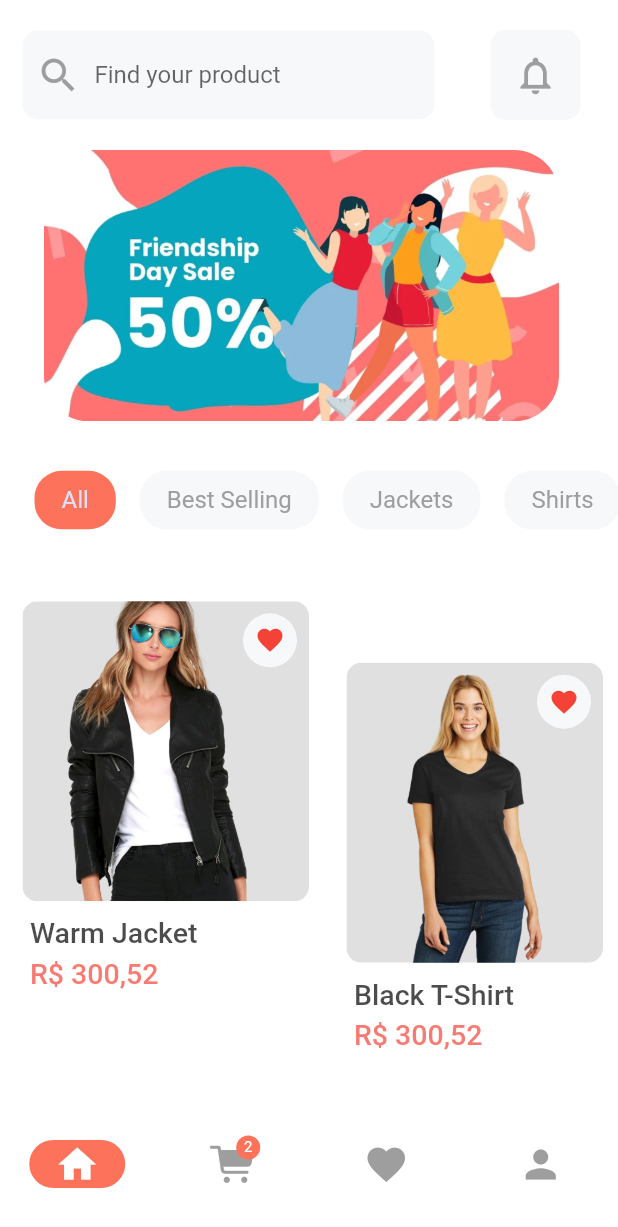
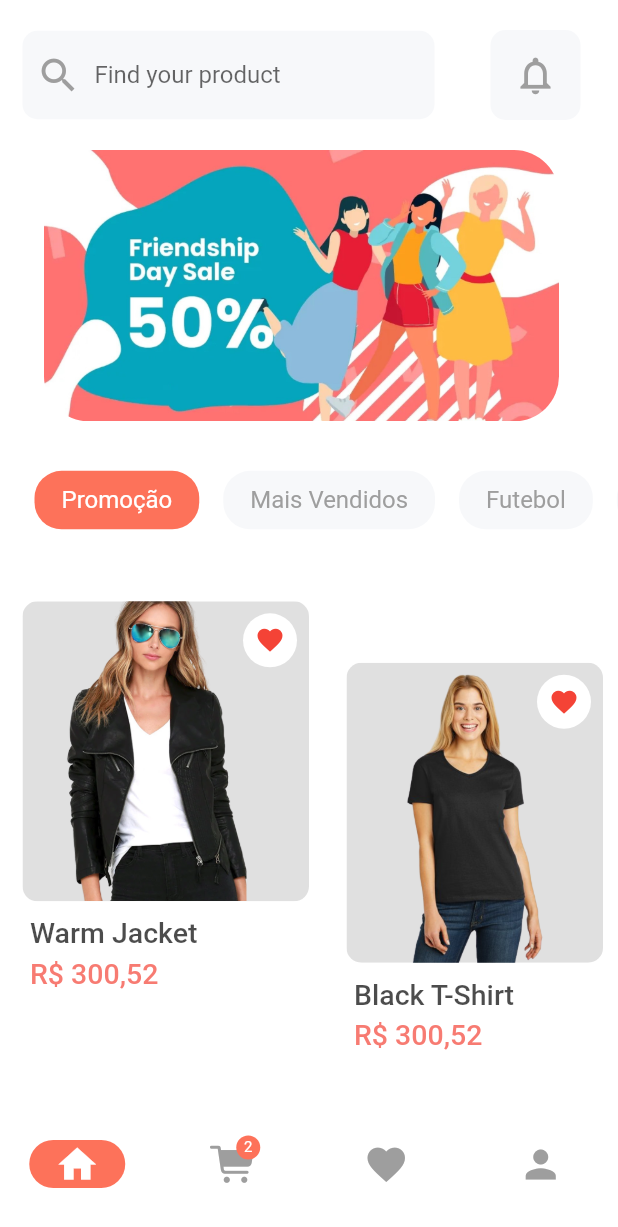
Before and after one commit to PedroPog/E-Commerce_Flutter, a Flutter app: the screen it shows after launch, on a phone screen of 412 x 824 dp. Shown: the top 1227 px of the screen. Run offline on Flutter 3.47's test engine with Material 2 defaults, Android fonts, the phone set to English and light mode, and no system bars; our stand-ins replace flutter_rating_bar.

Commit message:
Tela Login e favorite

```diff
--- a/lib/page/home_page.dart
+++ b/lib/page/home_page.dart
@@ -2,6 +2,7 @@ import 'package:ecommerce/screens/cart_screen.dart';
 import 'package:ecommerce/screens/favorite_screen.dart';
 import 'package:ecommerce/screens/home_screen.dart';
 import 'package:ecommerce/screens/person_screen.dart';
+import 'package:ecommerce/screens/personde_screen.dart';
 import 'package:ecommerce/utils/color_palette.dart';
 import 'package:flutter/cupertino.dart';
 import 'package:flutter/material.dart';
@@ -107,7 +108,7 @@ late int currentPageIndex;
         FavoriteScreen(),
 
         /// Person page
-        ParsonScreen()
+        ParsonScreen(),
       ][currentPageIndex],
     );
   }
--- a/lib/screens/home_screen.dart
+++ b/lib/screens/home_screen.dart
@@ -2,24 +2,31 @@ import 'package:ecommerce/widgets/product_card.dart';
 import 'package:flutter/cupertino.dart';
 import 'package:flutter/material.dart';
 
-class HomeScreen extends StatelessWidget {
+class HomeScreen extends StatefulWidget {
   HomeScreen({super.key});
 
-  List catList = [
-    "All",
-    "Best Selling",
-    "Jackets",
-    "Shirts",
-    "Pants",
-    "Bags"
+  @override
+  _HomeScreenState createState() => _HomeScreenState();
+}
+
+class _HomeScreenState extends State {
+  List<String> catList = [
+    "Promoção",
+    "Mais Vendidos",
+    "Futebol",
+    "Basquete",
+    "Futebol Americano",
+    "Segredo"
   ];
 
-  List imgList = [
+  List<String> imgList = [
     "Warm Jacket",
     "Black T-Shirt",
     "Black Pant",
     "Ladies Bag"
   ];
+
+  int selectedIndex = 0; // Índice da categoria selecionada
 
   @override
   Widget build(BuildContext context) {
@@ -27,11 +34,12 @@ class HomeScreen extends StatelessWidget {
       body: SingleChildScrollView(
         child: SafeArea(
           child: Padding(
-            padding: EdgeInsets.only(top:20,left: 15),
+            padding: EdgeInsets.only(top: 20, left: 15),
             child: Column(
               mainAxisAlignment: MainAxisAlignment.start,
               children: [
-                Padding(padding: EdgeInsets.only(right: 25),
+                Padding(
+                  padding: EdgeInsets.only(right: 25),
                   child: Row(
                     mainAxisAlignment: MainAxisAlignment.spaceBetween,
                     children: [
@@ -39,17 +47,17 @@ class HomeScreen extends StatelessWidget {
                         width: MediaQuery.of(context).size.width / 1.5,
                         decoration: BoxDecoration(
                           color: Color(0XFFF7F8FA),
-                        borderRadius: BorderRadius.circular(10)
+                          borderRadius: BorderRadius.circular(10),
                         ),
                         child: TextFormField(
                           decoration: InputDecoration(
-                          label: Text("Find your product"),
+                            labelText: "Find your product",
                             border: InputBorder.none,
                             prefixIcon: Icon(
                               Icons.search,
                               size: 30,
                               color: Colors.grey,
-                          )
+                            ),
                           ),
                         ),
                       ),
@@ -57,7 +65,7 @@ class HomeScreen extends StatelessWidget {
                         padding: EdgeInsets.all(15),
                         decoration: BoxDecoration(
                           color: Color(0XFFF7F8FA),
-                        borderRadius: BorderRadius.circular(10)
+                          borderRadius: BorderRadius.circular(10),
                         ),
                         child: Icon(
                           Icons.notifications_none,
@@ -69,11 +77,12 @@ class HomeScreen extends StatelessWidget {
                   ),
                 ),
                 Container(
-                  margin: EdgeInsets.only(right: 25,top: 20),
+                  margin: EdgeInsets.only(right: 25, top: 20),
                   alignment: Alignment.center,
                   child: ClipRRect(
                     borderRadius: BorderRadius.circular(30),
-                    child: Image.asset("assets/cover.jpg",
+                    child: Image.asset(
+                      "assets/cover.jpg",
                       width: MediaQuery.of(context).size.width / 1.2,
                       fit: BoxFit.contain,
                     ),
@@ -84,29 +93,36 @@ class HomeScreen extends StatelessWidget {
                   child: Padding(
                     padding: EdgeInsets.only(top: 25),
                     child: Row(
-                      children: [
-                        for(int i=0;i<catList.length;i++)
-                        Container(
+                      children: List.generate(catList.length, (index) {
+                        return GestureDetector(
+                          onTap: () {
+                            setState(() {
+                              selectedIndex =
+                                  index; // Atualiza o índice selecionado
+                            });
+                          },
+                          child: Container(
                             margin: EdgeInsets.all(8),
-                          padding: EdgeInsets.symmetric(vertical: 10,horizontal: 18),
-                          decoration:
-                            BoxDecoration(
-                              color: catList[i]=="All"
-                              ?Color(0xFFFD725A)
-                              :Color(0xFFF7F8FA),
-                              borderRadius: BorderRadius.circular(18)
+                            padding: EdgeInsets.symmetric(
+                                vertical: 10, horizontal: 18),
+                            decoration: BoxDecoration(
+                              color: index == selectedIndex
+                                  ? Color(0xFFFD725A) // Cor do item selecionado
+                                  : Color(0xFFF7F8FA), // Cor padrão
+                              borderRadius: BorderRadius.circular(18),
                             ),
                             child: Text(
-                            catList[i],
+                              catList[index],
                               style: TextStyle(
                                 fontSize: 16,
-                              color: catList[i]=="All"
-                              ?Color.fromARGB(255, 224, 224, 244)
-                              :Colors.grey,
+                                color: index == selectedIndex
+                                    ? Colors.white // Cor do texto do item selecionado
+                                    : Colors.grey, // Cor do texto padrão
                               ),
                             ),
                           ),
-                      ],
+                        );
+                      }),
                     ),
                   ),
                 ),
@@ -116,20 +132,22 @@ class HomeScreen extends StatelessWidget {
                   shrinkWrap: true,
                   gridDelegate: SliverGridDelegateWithFixedCrossAxisCount(
                     crossAxisCount: 2,
-                    childAspectRatio: (MediaQuery.of(context).size.width - 30 - 15) / ( 2*290),
+                    childAspectRatio:
+                        (MediaQuery.of(context).size.width - 30 - 15) /
+                            (2 * 290),
                     mainAxisSpacing: 45,
-                    crossAxisSpacing: 15
+                    crossAxisSpacing: 15,
                   ),
                   itemCount: imgList.length,
-                  itemBuilder: (_,i){
-                    if(i%2==0){
+                  itemBuilder: (_, i) {
+                    if (i % 2 == 0) {
                       return ProductCard(imgList[i]);
                     }
                     return OverflowBox(
                       maxHeight: 290.0 + 70.0,
                       child: Container(
                         margin: EdgeInsets.only(top: 70),
-                        padding: EdgeInsets.only(right: 10 ,left: 10),
+                        padding: EdgeInsets.only(right: 10, left: 10),
                         child: ProductCard(imgList[i]),
                       ),
                     );
@@ -141,31 +159,6 @@ class HomeScreen extends StatelessWidget {
           ),
         ),
       ),
-      /*
-      bottomNavigationBar: BottomNavigationBar(
-        backgroundColor: Colors.white,
-        iconSize: 30,
-        selectedItemColor: Color(0xFFFD725A),
-        unselectedItemColor: Colors.grey,
-        currentIndex: 0,
-        onTap: (index){
-
-        },
-        type: BottomNavigationBarType.fixed,
-        items: [
-          BottomNavigationBarItem(icon: Icon(Icons.home),label: ''),
-          BottomNavigationBarItem(icon: Icon(CupertinoIcons.cart_fill),label: ''),
-          BottomNavigationBarItem(icon: Icon(Icons.favorite),label: ''),
-          BottomNavigationBarItem(icon: Icon(Icons.person),label: '')
-        ],
-      ),
-      floatingActionButton: FloatingActionButton(
-        backgroundColor: Color(0xFFFD725A),
-        child: Icon(Icons.camera),
-        onPressed: (){},
-      ),
-      floatingActionButtonLocation: FloatingActionButtonLocation.miniCenterDocked,
-      */
     );
   }
 }
--- a/lib/widgets/product_card.dart
+++ b/lib/widgets/product_card.dart
@@ -1,11 +1,17 @@
-import 'package:ecommerce/page/home_page.dart';
 import 'package:ecommerce/screens/product_screen.dart';
 import 'package:flutter/material.dart';
 
-class ProductCard extends StatelessWidget {
-  String img;
+class ProductCard extends StatefulWidget {
+  final String img;
+
   ProductCard(this.img);
 
+  @override
+  _ProductCardState createState() => _ProductCardState();
+}
+
+class _ProductCardState extends State<ProductCard> {
+  bool isFavorite = false;
 
   @override
   Widget build(BuildContext context) {
@@ -15,49 +21,50 @@ class ProductCard extends StatelessWidget {
           borderRadius: BorderRadius.circular(10),
           child: Container(
             color: Color.fromARGB(255, 224, 224, 224),
-            child: Stack(children: [
+            child: Stack(
+              children: [
                 InkWell(
-                onTap: (){
-                  Navigator.push(context,MaterialPageRoute(
-                    builder: (context)=>ProductScreen(img)
-                  ));
-                },
-                child: Image.asset(
-                  "assets/${img}.png",
-                  fit: BoxFit.cover,
-                  height: 200,
-                  )
-              ),
-              InkWell(
-                onTap: (){
+                  onTap: () {
                     Navigator.push(
                       context,
                       MaterialPageRoute(
-                    builder: (context)=>HomePage(currentPageIndex: 2)
-                    )
+                        builder: (context) => ProductScreen(widget.img),
+                      ),
                     );
                   },
-                child: Padding(
+                  child: Image.asset(
+                    "assets/${widget.img}.png",
+                    fit: BoxFit.cover,
+                    height: 200,
+                  ),
+                ),
+                Padding(
                   padding: const EdgeInsets.all(8.0),
                   child: Align(
                     alignment: Alignment.topRight,
+                    child: GestureDetector(
+                      onTap: () {
+                        setState(() {
+                          isFavorite = !isFavorite; // Alterna o estado do botão
+                        });
+                      },
                       child: Container(
                         padding: EdgeInsets.all(8),
                         decoration: BoxDecoration(
-                        color: Color(0xFFF7F8FA),
-                        borderRadius: BorderRadius.circular(20)
+                          color: isFavorite ? Colors.red : Colors.white,
+                          borderRadius: BorderRadius.circular(20),
                         ),
                         child: Icon(
                           Icons.favorite,
                           size: 20,
-                        color: Colors.red,
+                          color: isFavorite ? Colors.white : Colors.red,
                         ),
                       ),
                     ),
                   ),
                 ),
-
-            ],)
+              ],
+            ),
           ),
         ),
         SizedBox(height: 10),
@@ -69,12 +76,11 @@ class ProductCard extends StatelessWidget {
               crossAxisAlignment: CrossAxisAlignment.start,
               children: [
                 Text(
-                  img,
+                  widget.img,
                   style: TextStyle(
                       fontSize: 19,
                       fontWeight: FontWeight.w500,
-                    color: Colors.black.withOpacity(0.7)
-                  )
+                      color: Colors.black.withOpacity(0.7)),
                 ),
                 SizedBox(height: 5),
                 Text(
@@ -82,8 +88,7 @@ class ProductCard extends StatelessWidget {
                   style: TextStyle(
                       fontSize: 19,
                       fontWeight: FontWeight.w500,
-                    color: Colors.red.withOpacity(0.7)
-                  )
+                      color: Colors.red.withOpacity(0.7)),
                 )
               ],
             ),
```
Also changed, not shown: lib/screens/favorite_screen.dart (+21 -8 lines), lib/screens/person_screen.dart (+56 -3 lines), lib/screens/personde_screen.dart (added, +15 -0 lines). Lines whose indentation alone changed are shown as unchanged.
